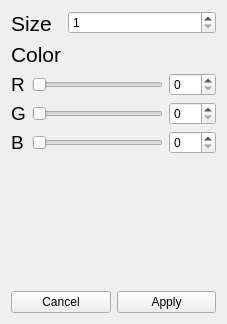
Qt form ui/widgets/parameters/brush.ui (ArkKos1/worldbuilder) before a commit.
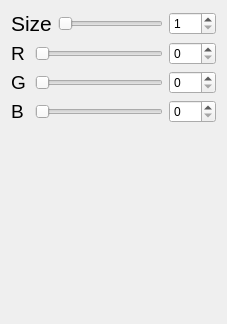
The same form after that commit.

```diff
--- a/ui/widgets/parameters/brush.ui
+++ b/ui/widgets/parameters/brush.ui
@@ -13,24 +13,22 @@
   <property name="windowTitle">
    <string>Form</string>
   </property>
-  <layout class="QHBoxLayout" name="horizontalLayout_5">
+  <layout class="QHBoxLayout" name="horizontalLayout">
+   <item>
+    <layout class="QVBoxLayout" name="verticalLayout">
    <item>
     <layout class="QGridLayout" name="gridLayout">
-     <item row="0" column="0">
-      <layout class="QFormLayout" name="formLayout">
-       <item row="0" column="0">
-        <widget class="QLabel" name="label">
-         <property name="font">
-          <font>
-           <pointsize>16</pointsize>
-          </font>
+       <item row="3" column="1" colspan="2">
+        <widget class="QSlider" name="blueSlider">
+         <property name="maximum">
+          <number>255</number>
          </property>
-         <property name="text">
-          <string>Size</string>
+         <property name="orientation">
+          <enum>Qt::Orientation::Horizontal</enum>
          </property>
         </widget>
        </item>
-       <item row="0" column="1">
+       <item row="0" column="3">
         <widget class="QSpinBox" name="sizeSpinBox">
          <property name="minimum">
           <number>1</number>
@@ -38,35 +36,6 @@
         </widget>
        </item>
        <item row="1" column="0">
-        <widget class="QLabel" name="label_2">
-         <property name="font">
-          <font>
-           <pointsize>16</pointsize>
-          </font>
-         </property>
-         <property name="text">
-          <string>Color</string>
-         </property>
-        </widget>
-       </item>
-      </layout>
-     </item>
-     <item row="2" column="0">
-      <spacer name="verticalSpacer">
-       <property name="orientation">
-        <enum>Qt::Orientation::Vertical</enum>
-       </property>
-       <property name="sizeHint" stdset="0">
-        <size>
-         <width>20</width>
-         <height>88</height>
-        </size>
-       </property>
-      </spacer>
-     </item>
-     <item row="1" column="0">
-      <layout class="QFormLayout" name="formLayout_2">
-       <item row="0" column="0">
         <widget class="QLabel" name="label_3">
          <property name="font">
           <font>
@@ -78,34 +47,7 @@
          </property>
         </widget>
        </item>
-       <item row="0" column="1">
-        <layout class="QHBoxLayout" name="horizontalLayout">
-         <item>
-          <widget class="QSlider" name="redSlider">
-           <property name="maximum">
-            <number>255</number>
-           </property>
-           <property name="orientation">
-            <enum>Qt::Orientation::Horizontal</enum>
-           </property>
-          </widget>
-         </item>
-         <item>
-          <widget class="QSpinBox" name="redSpinBox">
-           <property name="minimum">
-            <number>0</number>
-           </property>
-           <property name="maximum">
-            <number>255</number>
-           </property>
-           <property name="value">
-            <number>0</number>
-           </property>
-          </widget>
-         </item>
-        </layout>
-       </item>
-       <item row="1" column="0">
+       <item row="2" column="0">
         <widget class="QLabel" name="label_4">
          <property name="font">
           <font>
@@ -117,19 +59,20 @@
          </property>
         </widget>
        </item>
-       <item row="1" column="1">
-        <layout class="QHBoxLayout" name="horizontalLayout_2">
-         <item>
-          <widget class="QSlider" name="greenSlider">
+       <item row="1" column="3">
+        <widget class="QSpinBox" name="redSpinBox">
+         <property name="minimum">
+          <number>0</number>
+         </property>
            <property name="maximum">
             <number>255</number>
            </property>
-           <property name="orientation">
-            <enum>Qt::Orientation::Horizontal</enum>
+         <property name="value">
+          <number>0</number>
            </property>
           </widget>
          </item>
-         <item>
+       <item row="2" column="3">
           <widget class="QSpinBox" name="greenSpinBox">
            <property name="minimum">
             <number>0</number>
@@ -139,24 +82,20 @@
            </property>
           </widget>
          </item>
-        </layout>
-       </item>
-       <item row="2" column="0">
-        <widget class="QLabel" name="label_5">
+       <item row="0" column="0" colspan="2">
+        <widget class="QLabel" name="label">
          <property name="font">
           <font>
-           <pointsize>14</pointsize>
+           <pointsize>16</pointsize>
           </font>
          </property>
          <property name="text">
-          <string>B</string>
+          <string>Size</string>
          </property>
         </widget>
        </item>
-       <item row="2" column="1">
-        <layout class="QHBoxLayout" name="horizontalLayout_3">
-         <item>
-          <widget class="QSlider" name="blueSlider">
+       <item row="1" column="1" colspan="2">
+        <widget class="QSlider" name="redSlider">
            <property name="maximum">
             <number>255</number>
            </property>
@@ -165,7 +104,7 @@
            </property>
           </widget>
          </item>
-         <item>
+       <item row="3" column="3">
           <widget class="QSpinBox" name="blueSpinBox">
            <property name="minimum">
             <number>0</number>
@@ -175,28 +114,50 @@
            </property>
           </widget>
          </item>
-        </layout>
+       <item row="2" column="1" colspan="2">
+        <widget class="QSlider" name="greenSlider">
+         <property name="maximum">
+          <number>255</number>
+         </property>
+         <property name="orientation">
+          <enum>Qt::Orientation::Horizontal</enum>
+         </property>
+        </widget>
        </item>
-      </layout>
+       <item row="0" column="2">
+        <widget class="QSlider" name="horizontalSlider">
+         <property name="orientation">
+          <enum>Qt::Orientation::Horizontal</enum>
+         </property>
+        </widget>
      </item>
      <item row="3" column="0">
-      <layout class="QHBoxLayout" name="horizontalLayout_4">
-       <item>
-        <widget class="QPushButton" name="cancelButton">
-         <property name="text">
-          <string>Cancel</string>
+        <widget class="QLabel" name="label_5">
+         <property name="font">
+          <font>
+           <pointsize>14</pointsize>
+          </font>
          </property>
-        </widget>
-       </item>
-       <item>
-        <widget class="QPushButton" name="applyButton">
          <property name="text">
-          <string>Apply</string>
+          <string>B</string>
          </property>
         </widget>
        </item>
       </layout>
      </item>
+     <item>
+      <spacer name="verticalSpacer">
+       <property name="orientation">
+        <enum>Qt::Orientation::Vertical</enum>
+       </property>
+       <property name="sizeHint" stdset="0">
+        <size>
+         <width>20</width>
+         <height>178</height>
+        </size>
+       </property>
+      </spacer>
+     </item>
     </layout>
    </item>
   </layout>
```
Left out of the diff: 80 changed lines with no effect on the pictures. Lines whose indentation alone changed are shown as unchanged.
